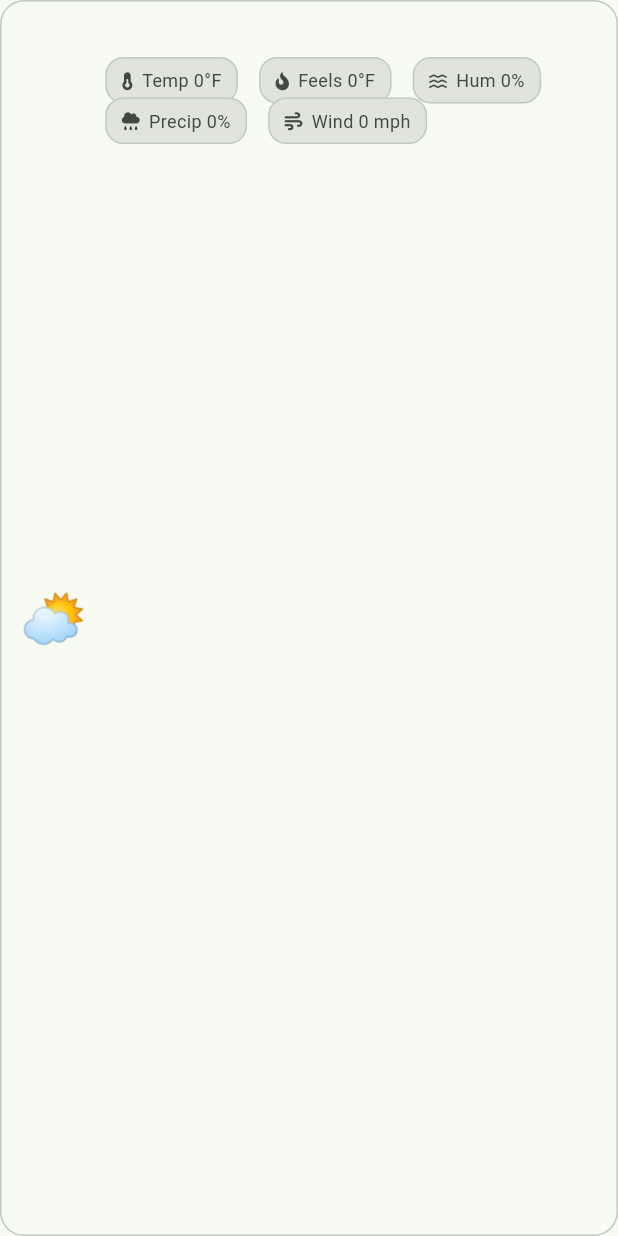
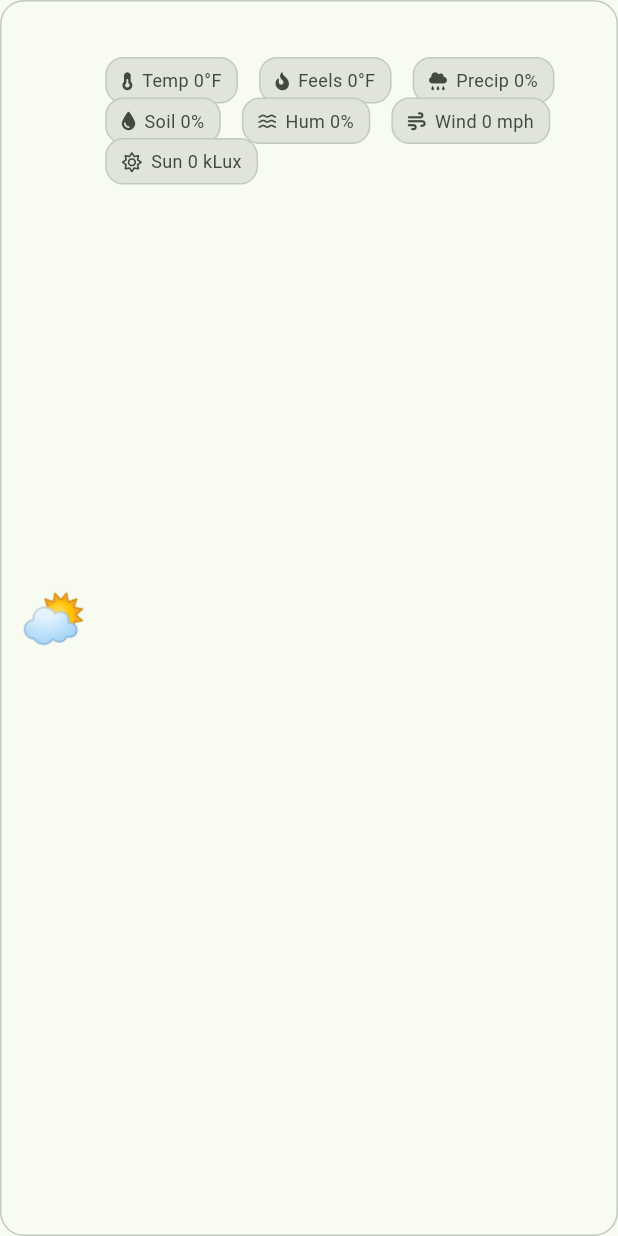
Before and after one commit to AamirAbatiyow/agri-vision, a Flutter app: the _WeatherNowCard widget shown alone on an empty page, opened directly with empty values, on a phone screen of 412 x 824 dp. Run offline on Flutter 3.47's test engine with Material 3 defaults, Android fonts, the phone set to English and light mode, and no system bars; our stand-ins replace font_awesome_flutter, geolocator, image_picker; network calls fail.

Commit message:
added solar and soil to top box

```diff
--- a/agri_vision/lib/pages/dashboard/dashboard_page.dart
+++ b/agri_vision/lib/pages/dashboard/dashboard_page.dart
@@ -300,6 +300,10 @@ class _WeatherNowCard extends StatelessWidget {
     final humid = now == null ? '—' : '${now!.humidity.toStringAsFixed(0)}%';
     final precip = now == null ? '—' : '${now!.precipProb.toStringAsFixed(0)}%';
     final wind = now == null ? '—' : '${now!.windMph.toStringAsFixed(0)} mph';
+    final soil = now == null ? '—' : '${now!.soilMoisture.toStringAsFixed(0)}%';
+    final sun = now == null
+        ? '—'
+        : '${now!.solarRadiation.toStringAsFixed(0)} kLux';
 
     return Container(
       decoration: BoxDecoration(
@@ -333,12 +337,17 @@ class _WeatherNowCard extends StatelessWidget {
                       icon: FontAwesomeIcons.fireFlameCurved,
                       text: 'Feels $feels',
                     ),
-                    _ChipText(icon: FontAwesomeIcons.water, text: 'Hum $humid'),
                     _ChipText(
                       icon: FontAwesomeIcons.cloudRain,
                       text: 'Precip $precip',
                     ),
+                    _ChipText(
+                      icon: FontAwesomeIcons.droplet,
+                      text: 'Soil $soil',
+                    ),
+                    _ChipText(icon: FontAwesomeIcons.water, text: 'Hum $humid'),
                     _ChipText(icon: FontAwesomeIcons.wind, text: 'Wind $wind'),
+                    _ChipText(icon: FontAwesomeIcons.sun, text: 'Sun $sun'),
                   ],
                 ),
               ],
```
